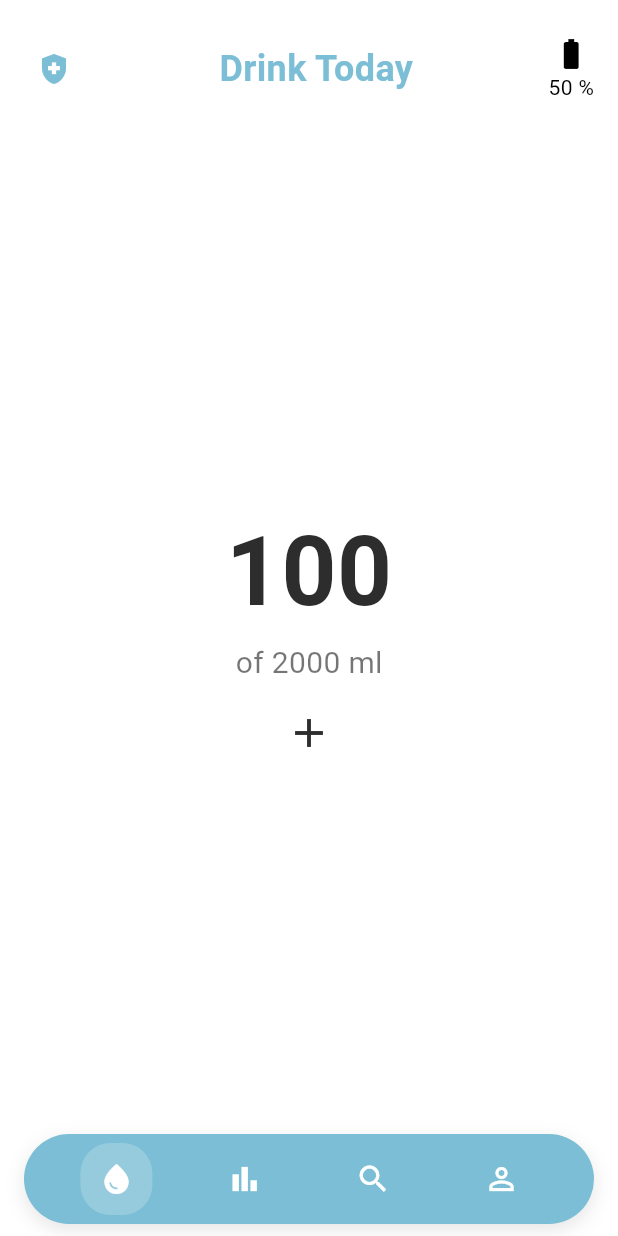
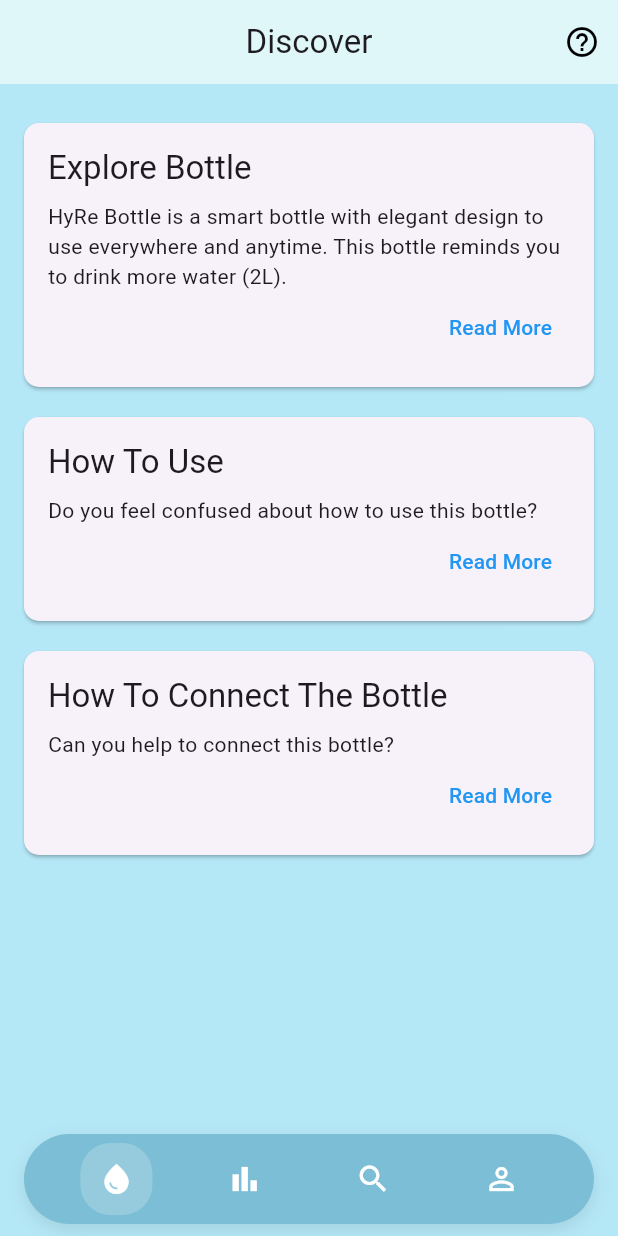
Before and after one commit to habdil/HyRe-Bottle, a Flutter app: the screen it shows after launch, on a phone screen of 412 x 824 dp. Run offline on Flutter 3.47's test engine with Material 3 defaults, Android fonts, the phone set to English and light mode, and no system bars; our stand-ins replace fl_chart, google_fonts; Roboto replaces fonts that are missing (Poppins).

Commit message:
update discover_screen

```diff
--- /dev/null
+++ b/lib/features/discover/screens/discover_screen.dart
@@ -0,0 +1,44 @@
+import 'package:flutter/material.dart';
+import '../widgets/infor_card.dart';
+import 'package:smart_botol/shared/widgets/custom_bottom_nav.dart';
+
+class DiscoverScreen extends StatelessWidget {
+  @override
+  Widget build(BuildContext context) {
+    return Scaffold(
+      appBar: AppBar(
+        title: Text("Discover"),
+        centerTitle: true,
+        backgroundColor: Color(0xFFE0F7FA),
+        elevation: 0,
+        actions: [
+          IconButton(
+            icon: Icon(Icons.help_outline, color: Colors.black),
+            onPressed: () {},
+          ),
+        ],
+      ),
+      body: Padding(
+        padding: const EdgeInsets.all(16.0),
+        child: Column(
+          children: [
+            InfoCard(
+              title: "Explore Bottle",
+              content:
+                  "HyRe Bottle is a smart bottle with elegant design to use everywhere and anytime. This bottle reminds you to drink more water (2L).",
+            ),
+            InfoCard(
+              title: "How To Use",
+              content: "Do you feel confused about how to use this bottle?",
+            ),
+            InfoCard(
+              title: "How To Connect The Bottle",
+              content: "Can you help to connect this bottle?",
+            ),
+          ],
+        ),
+      ),
+      bottomNavigationBar: CustomBottomNav(),
+    );
+  }
+}
--- /dev/null
+++ b/lib/features/discover/widgets/infor_card.dart
@@ -0,0 +1,36 @@
+import 'package:flutter/material.dart';
+
+class InfoCard extends StatelessWidget {
+  final String title;
+  final String content;
+
+  InfoCard({required this.title, required this.content});
+
+  @override
+  Widget build(BuildContext context) {
+    return Card(
+      margin: EdgeInsets.symmetric(vertical: 10),
+      shape: RoundedRectangleBorder(
+        borderRadius: BorderRadius.circular(10),
+      ),
+      child: Padding(
+        padding: const EdgeInsets.all(16.0),
+        child: Column(
+          crossAxisAlignment: CrossAxisAlignment.start,
+          children: [
+            Text(title, style: Theme.of(context).textTheme.titleLarge),
+            SizedBox(height: 8),
+            Text(content, style: Theme.of(context).textTheme.bodyMedium),
+            Align(
+              alignment: Alignment.bottomRight,
+              child: TextButton(
+                onPressed: () {},
+                child: Text("Read More", style: TextStyle(color: Colors.blue)),
+              ),
+            ),
+          ],
+        ),
+      ),
+    );
+  }
+}
--- a/lib/main.dart
+++ b/lib/main.dart
@@ -134,24 +134,52 @@
 //     );
 //   }
 // }
+
+// untuk drink_today
 // lib/main.dart
+// import 'package:flutter/material.dart';
+// import 'package:flutter/services.dart';
+// import 'package:smart_botol/features/activity/widgets/activity_chart.dart';
+// import 'package:smart_botol/features/activity/widgets/history_card.dart';
+// import 'package:smart_botol/features/activity/widgets/time_period_selector.dart';
+// import 'package:smart_botol/features/drink_today/screens/home_screen.dart';
+// import 'package:smart_botol/shared/widgets/custom_bottom_nav.dart';
+
+// void main() {
+//   WidgetsFlutterBinding.ensureInitialized();
+//   SystemChrome.setSystemUIOverlayStyle(
+//     const SystemUiOverlayStyle(
+//       statusBarColor: Colors.transparent,
+//       statusBarIconBrightness: Brightness.dark,
+//     ),
+//   );
+//   runApp(const MyApp());
+// }
+
+// class MyApp extends StatelessWidget {
+//   const MyApp({super.key});
+
+//   @override
+//   Widget build(BuildContext context) {
+//     return MaterialApp(
+//       title: 'Water Tracker',
+//       debugShowCheckedModeBanner: false,
+//       theme: ThemeData(
+//         primaryColor: const Color(0xFF7BBED5),
+//         scaffoldBackgroundColor: const Color(0xFFB5E8F7),
+//         fontFamily: 'Poppins',
+//       ),
+//       home: const HomeScreen(), // Ubah ini menjadi HomeScreen
+//     );
+//   }
+// }
+
+// untuk discover
 import 'package:flutter/material.dart';
-import 'package:flutter/services.dart';
-import 'package:smart_botol/features/activity/widgets/activity_chart.dart';
-import 'package:smart_botol/features/activity/widgets/history_card.dart';
-import 'package:smart_botol/features/activity/widgets/time_period_selector.dart';
-import 'package:smart_botol/features/drink_today/screens/home_screen.dart';
-import 'package:smart_botol/shared/widgets/custom_bottom_nav.dart';
+import 'package:smart_botol/features/discover/screens/discover_screen.dart';
 
 void main() {
-  WidgetsFlutterBinding.ensureInitialized();
-  SystemChrome.setSystemUIOverlayStyle(
-    const SystemUiOverlayStyle(
-      statusBarColor: Colors.transparent,
-      statusBarIconBrightness: Brightness.dark,
-    ),
-  );
-  runApp(const MyApp());
+  runApp(MyApp());
 }
 
 class MyApp extends StatelessWidget {
@@ -160,14 +188,13 @@
   @override
   Widget build(BuildContext context) {
     return MaterialApp(
-      title: 'Water Tracker',
-      debugShowCheckedModeBanner: false,
+      title: 'HyRe Bottle',
       theme: ThemeData(
         primaryColor: const Color(0xFF7BBED5),
         scaffoldBackgroundColor: const Color(0xFFB5E8F7),
         fontFamily: 'Poppins',
       ),
-      home: const HomeScreen(), // Ubah ini menjadi HomeScreen
+      home:  DiscoverScreen(),
     );
   }
 }
```
